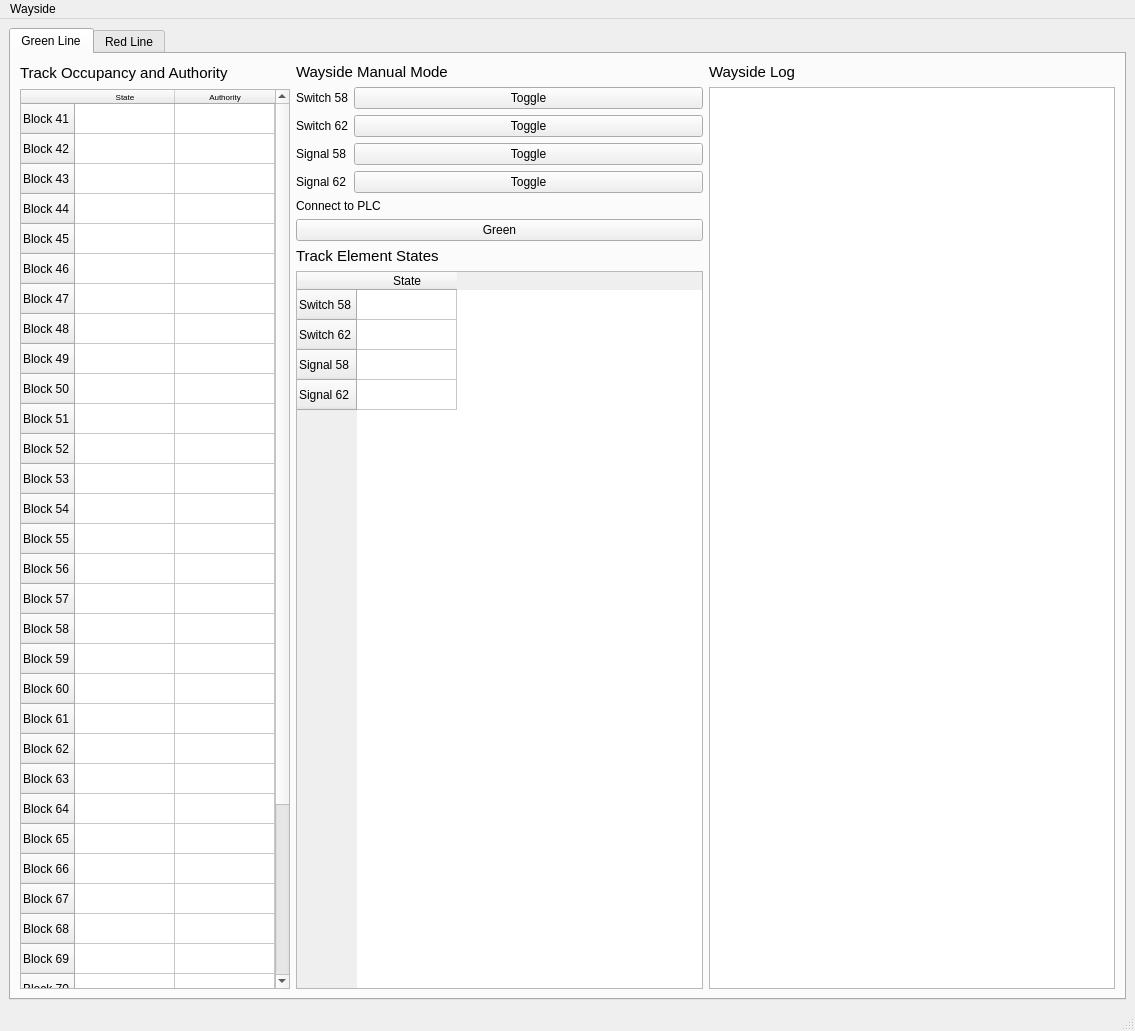
The window that Wayside_Controller/Hardware/app.ui (ColeMinersUnion/Trains) describes before a commit, drawn with Qt 5.
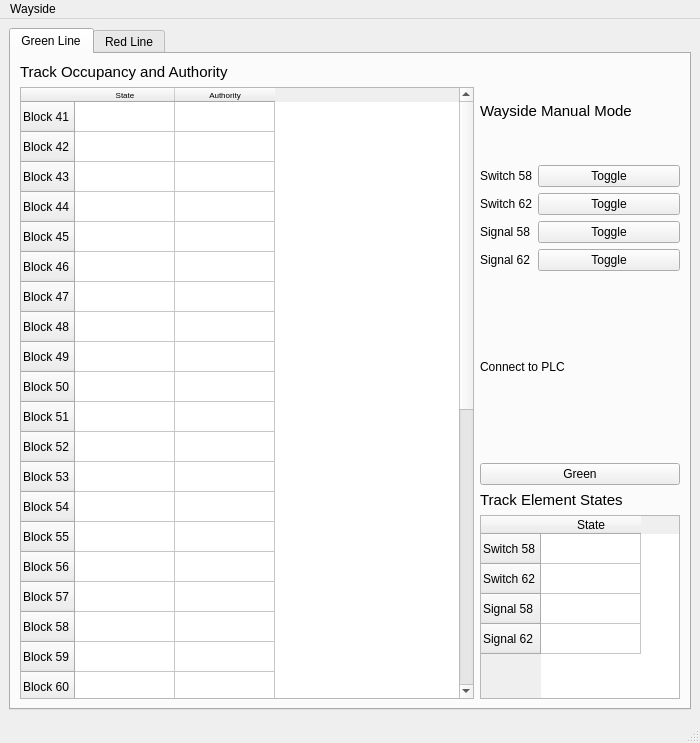
The same window after the commit.

Commit message: wayside hardware

The edit to the form file:
```diff
--- a/Wayside_Controller/Hardware/app.ui
+++ b/Wayside_Controller/Hardware/app.ui
@@ -6,8 +6,8 @@
    <rect>
     <x>0</x>
     <y>0</y>
-    <width>1135</width>
-    <height>1030</height>
+    <width>700</width>
+    <height>743</height>
    </rect>
   </property>
   <property name="sizePolicy">
@@ -16,44 +16,58 @@
     <verstretch>0</verstretch>
    </sizepolicy>
   </property>
+  <property name="maximumSize">
+   <size>
+    <width>700</width>
+    <height>743</height>
+   </size>
+  </property>
   <property name="windowTitle">
    <string>MainWindow</string>
   </property>
   <widget class="QWidget" name="centralwidget">
+   <property name="maximumSize">
+    <size>
+     <width>700</width>
+     <height>700</height>
+    </size>
+   </property>
    <layout class="QGridLayout" name="gridLayout_2">
     <item row="0" column="0">
      <widget class="QTabWidget" name="tabWidget">
+      <property name="maximumSize">
+       <size>
+        <width>700</width>
+        <height>700</height>
+       </size>
+      </property>
       <property name="currentIndex">
        <number>0</number>
       </property>
       <widget class="QWidget" name="Blue_Line">
+       <property name="maximumSize">
+        <size>
+         <width>700</width>
+         <height>700</height>
+        </size>
+       </property>
        <attribute name="title">
         <string>Green Line</string>
        </attribute>
        <layout class="QGridLayout" name="gridLayout">
-        <item row="0" column="2" rowspan="3">
-         <layout class="QVBoxLayout" name="wayside_log_2">
-          <item>
-           <widget class="QLabel" name="label_13">
-            <property name="font">
-             <font>
-              <pointsize>11</pointsize>
-             </font>
-            </property>
-            <property name="text">
-             <string>Wayside Log</string>
-            </property>
-           </widget>
-          </item>
-          <item>
-           <widget class="QTextBrowser" name="wayside_log"/>
-          </item>
-         </layout>
-        </item>
         <item row="2" column="1">
          <layout class="QVBoxLayout" name="track_state_3">
+          <property name="spacing">
+           <number>6</number>
+          </property>
           <item>
            <widget class="QLabel" name="label_21">
+            <property name="maximumSize">
+             <size>
+              <width>200</width>
+              <height>100</height>
+             </size>
+            </property>
             <property name="font">
              <font>
               <pointsize>11</pointsize>
@@ -66,6 +80,12 @@
           </item>
           <item>
            <widget class="QTableWidget" name="wayside_elements_table">
+            <property name="maximumSize">
+             <size>
+              <width>200</width>
+              <height>200</height>
+             </size>
+            </property>
             <row>
              <property name="text">
               <string>Switch 58</string>
@@ -929,7 +949,7 @@
     <rect>
      <x>0</x>
      <y>0</y>
-     <width>1135</width>
+     <width>700</width>
      <height>22</height>
     </rect>
    </property>
```
Left out of the diff: 228 changed lines with no effect on the pictures.
